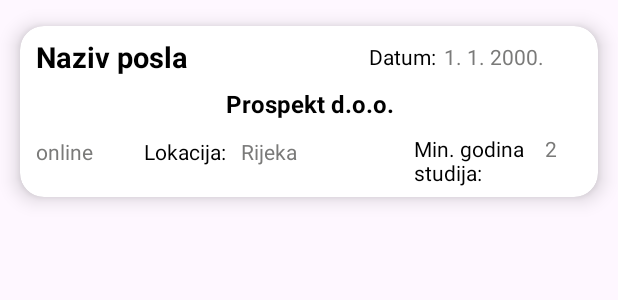
After one commit to 9helix/FIDIT-Careers, an Android app: the layout recycler_item_student.xml on its own in the app's theme, with its tools: preview values and no code run, on a phone screen of 412 x 824 dp. The commit adds this screen. Shown: the top 300 px of the screen. Run offline under Robolectric (Android 15) with nearby library versions, the phone set to English and light mode, and no system bars.

Commit message:
Implemented fetching and displaying posts on student dashboard

```diff
--- a/app/src/main/java/hr/uniri/fiditcareers/AddPost.java
+++ b/app/src/main/java/hr/uniri/fiditcareers/AddPost.java
@@ -121,13 +121,15 @@ public class AddPost extends Fragment {
                 newPost.email = email;
                 newPost.phone = phoneNumber;
                 newPost.employerId = employer.id;
+                newPost.employerName = employer.employerName;
                 newPost.datePosted = sdf.format(currentDate);
-                newPost.location = location;
 
                 if (onsiteOnline == 0) { // onsite
                     newPost.onsiteOnline = "onsite";
+                    newPost.location = location;
                 } else { // online
                     newPost.onsiteOnline = "online";
+                    newPost.location = "online";
                 }
                 // add created post to database
                 appDatabase.postDao().insert(newPost);
--- a/app/src/main/java/hr/uniri/fiditcareers/PostsDisplayEmployer.java
+++ b/app/src/main/java/hr/uniri/fiditcareers/PostsDisplayEmployer.java
@@ -41,13 +41,14 @@ public class PostsDisplayEmployer extends Fragment {
     public void printOglasi(Post x) {
         String s = x.id + "\nNaziv posla: " + x.jobName
                 + "\nminim. godina studija: " + x.reqStudyYear
-                        + "\n\nzahtjevi: " + x.requirements
+                + "\nzahtjevi: " + x.requirements
                 + "\nopis: " + x.desc
                 + "\ne-mail: " + x.email
                 + "\nopcija: " + x.onsiteOnline
                 + "\nlokacija: " + x.location
                 + "\ntelefon. broj: " + x.phone
                 + "\nID zaposlenika: " + x.employerId
+                + "\nZaposlenik: " + x.employerName
                 + "\ndatum objave: " + x.datePosted;
         Log.d("PostsDisplayEmployer", s);
     }
--- a/app/src/main/res/layout/fragment_posts_display_student.xml
+++ b/app/src/main/res/layout/fragment_posts_display_student.xml
@@ -18,7 +18,7 @@
             android:layout_height="wrap_content"
             android:layout_alignParentTop="true"
             android:layout_marginStart="12dp"
-            android:layout_marginTop="5dp"
+            android:layout_marginTop="10dp"
             android:layout_marginEnd="12dp"
             android:background="@drawable/search_bkg"
             android:focusable="false"
@@ -27,6 +27,7 @@
             app:queryHint="Pretraži oglase..."
             app:searchHintIcon="@null"
             app:searchIcon="@drawable/baseline_search_24" />
+
         <androidx.recyclerview.widget.RecyclerView
             android:layout_width="match_parent"
             android:layout_height="match_parent"
--- /dev/null
+++ b/app/src/main/res/layout/recycler_item_student.xml
@@ -0,0 +1,153 @@
+<?xml version="1.0" encoding="utf-8"?>
+<LinearLayout
+    xmlns:android="http://schemas.android.com/apk/res/android"
+    android:layout_width="match_parent"
+    android:layout_height="wrap_content"
+    android:orientation="vertical"
+    xmlns:app="http://schemas.android.com/apk/res-auto">
+
+    <androidx.cardview.widget.CardView
+        android:layout_width="match_parent"
+        android:layout_height="wrap_content"
+        android:id="@+id/recCard"
+        app:cardElevation="8dp"
+        app:cardCornerRadius="16dp"
+        app:cardUseCompatPadding="true">
+
+        <LinearLayout
+            android:layout_width="match_parent"
+            android:layout_height="wrap_content"
+            android:layout_margin="3dp"
+            android:orientation="vertical">
+
+            <LinearLayout
+                android:layout_width="match_parent"
+                android:layout_height="wrap_content"
+                android:orientation="horizontal"
+                android:padding="4dp"
+                android:weightSum="2">
+
+                <TextView
+                    android:id="@+id/internshipName"
+                    android:layout_width="230dp"
+                    android:layout_height="wrap_content"
+                    android:layout_weight="1"
+                    android:paddingLeft="3dp"
+                    android:text="Naziv posla"
+                    android:textStyle="bold"
+                    android:textSize="19dp"
+                    android:textColor="@color/black" />
+
+
+                <LinearLayout
+                    android:layout_width="150dp"
+                    android:layout_height="match_parent"
+                    android:orientation="horizontal"
+                    android:weightSum="2">
+
+                    <TextView
+                        android:layout_width="0dp"
+                        android:layout_height="match_parent"
+                        android:layout_weight="1"
+                        android:paddingTop="3dp"
+                        android:text="Datum:"
+                        android:textColor="@color/black" />
+
+                    <TextView
+                        android:id="@+id/internshipDate"
+                        android:layout_width="50dp"
+                        android:layout_height="match_parent"
+                        android:layout_weight="1"
+                        android:paddingTop="3dp"
+                        android:text="1. 1. 2000."
+                        android:textColor="@color/gray" />
+
+                </LinearLayout>
+            </LinearLayout>
+
+            <TextView
+                android:id="@+id/internshipEmployer"
+                android:layout_width="match_parent"
+                android:layout_height="wrap_content"
+                android:layout_weight="1"
+                android:paddingTop="3dp"
+                android:paddingBottom="6dp"
+                android:text="Prospekt d.o.o."
+                android:textAlignment="center"
+                android:textStyle="bold"
+                android:textSize="16dp"
+                android:textColor="@color/black" />
+
+            <LinearLayout
+                android:layout_width="match_parent"
+                android:layout_height="42dp"
+                android:orientation="horizontal"
+                android:paddingLeft="4dp"
+                android:weightSum="3">
+
+                <TextView
+                    android:id="@+id/internshipOnsiteOnline"
+                    android:layout_width="90dp"
+                    android:layout_height="wrap_content"
+                    android:layout_weight="1"
+                    android:paddingTop="5dp"
+                    android:paddingLeft="3dp"
+                    android:text="online"
+                    android:textColor="@color/gray" />
+
+                <LinearLayout
+                    android:layout_width="180dp"
+                    android:layout_height="match_parent"
+                    android:orientation="horizontal"
+                    android:paddingTop="2dp"
+                    android:weightSum="2">
+
+                    <TextView
+                        android:layout_width="0dp"
+                        android:layout_height="match_parent"
+                        android:layout_weight="1"
+                        android:paddingTop="3dp"
+                        android:text="Lokacija:"
+                        android:textColor="@color/black" />
+
+                    <TextView
+                        android:id="@+id/internshipLocation"
+                        android:layout_width="50dp"
+                        android:layout_height="match_parent"
+                        android:layout_weight="1"
+                        android:paddingTop="3dp"
+                        android:text="Rijeka"
+                        android:textColor="@color/gray" />
+
+                </LinearLayout>
+
+                <LinearLayout
+                    android:layout_width="150dp"
+                    android:layout_height="match_parent"
+                    android:orientation="horizontal"
+                    android:weightSum="2">
+
+                    <TextView
+                        android:layout_width="25dp"
+                        android:layout_height="50dp"
+                        android:layout_weight="1"
+                        android:paddingTop="3dp"
+                        android:text="Min. godina studija:"
+                        android:textColor="@color/black" />
+
+                    <TextView
+                        android:id="@+id/internshipReqYearOfStudy"
+                        android:layout_width="0dp"
+                        android:layout_height="match_parent"
+                        android:layout_weight="1"
+                        android:paddingTop="3dp"
+                        android:text="2"
+                        android:textColor="@color/gray" />
+
+                </LinearLayout>
+            </LinearLayout>
+
+        </LinearLayout>
+
+    </androidx.cardview.widget.CardView>
+</LinearLayout>
--- a/app/src/main/res/values/colors.xml
+++ b/app/src/main/res/values/colors.xml
@@ -2,4 +2,5 @@
 <resources>
     <color name="black">#FF000000</color>
     <color name="white">#FFFFFFFF</color>
+    <color name="gray">#7a7a79</color>
 </resources>
--- a/app/src/main/res/values/strings.xml
+++ b/app/src/main/res/values/strings.xml
@@ -3,4 +3,6 @@
     <string name="nav_open">Otvori</string>
     <string name="nav_close">Zatvori</string>
     <string name="account_id">ID: %1$d</string>
+    <!-- TODO: Remove or change this placeholder text -->
+    <string name="hello_blank_fragment">Hello blank fragment</string>
 </resources>
```
Also changed, not shown: app/src/main/java/hr/uniri/fiditcareers/DetailActivity.java (+12 -16 lines), app/src/main/java/hr/uniri/fiditcareers/MyAdapter.java (added, +72 -0 lines), app/src/main/java/hr/uniri/fiditcareers/Post.java (+6 -3 lines), app/src/main/java/hr/uniri/fiditcareers/PostsDisplayStudent.java (+38 -16 lines), app/src/main/res/drawable/card_border.xml (deleted, +0 -11 lines), app/src/main/res/layout/activity_detail.xml (deleted, +0 -33 lines), app/src/main/res/layout/fragment_detail_activity.xml (added, +73 -0 lines), app/src/main/res/layout/recycler_item.xml (deleted, +0 -75 lines). Lines whose indentation alone changed are shown as unchanged.
